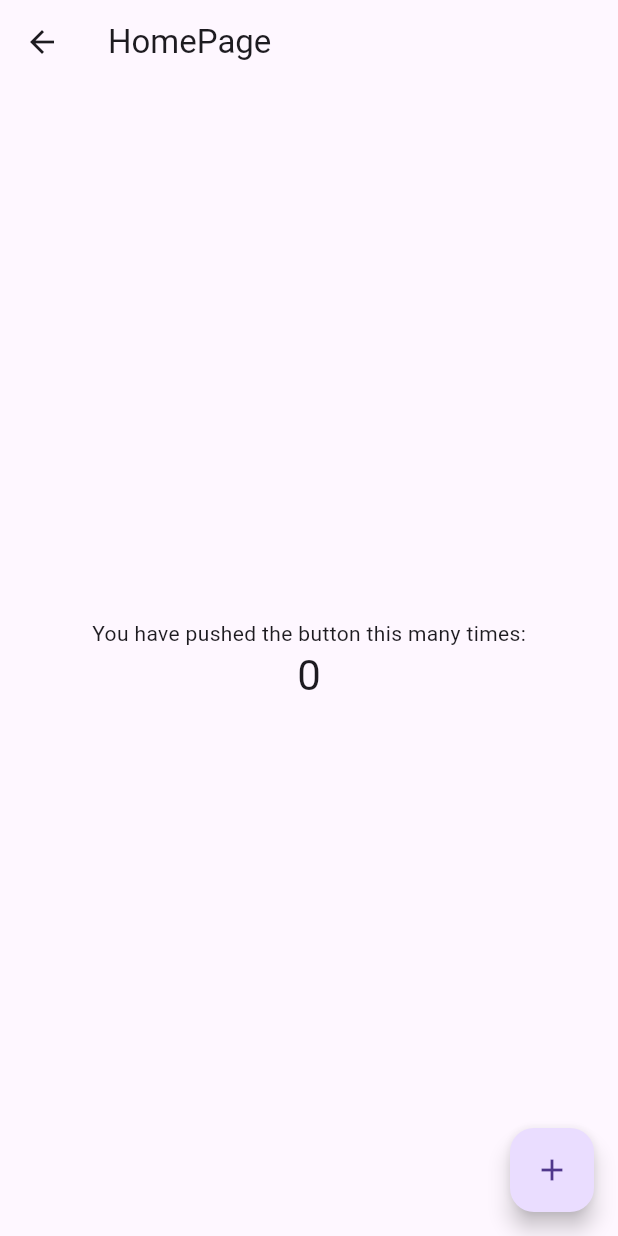
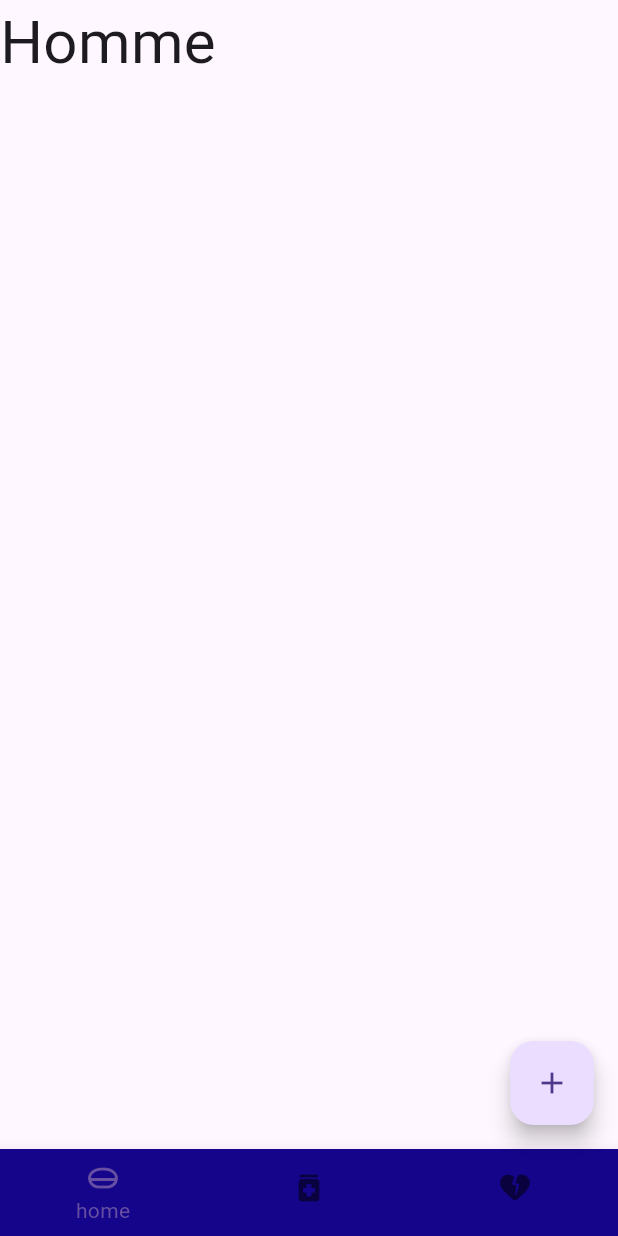
Before and after one commit to callmerishi1508/MedTech, a Flutter app: the MyHomePage screen opened directly, on a phone screen of 412 x 824 dp. Run offline on Flutter 3.47's test engine with Material 3 defaults, Android fonts, the phone set to English and light mode, and no system bars; our stand-ins replace firebase_auth, firebase_core; accounts and stored records are empty.

```diff
--- a/lib/checkuser.dart
+++ b/lib/checkuser.dart
@@ -2,6 +2,7 @@
 import 'package:firebase_auth/firebase_auth.dart';
 import 'package:firebase_project/login.dart';
 import 'package:firebase_project/main.dart';
+import 'package:firebase_project/screens/home.dart';
 import 'package:flutter/material.dart';
 import 'package:flutter/src/widgets/framework.dart';
 import 'package:flutter/src/widgets/placeholder.dart';
--- a/lib/login.dart
+++ b/lib/login.dart
@@ -3,6 +3,7 @@
 import 'package:firebase_auth/firebase_auth.dart';
 import 'package:firebase_project/forgotpassword.dart';
 import 'package:firebase_project/main.dart';
+import 'package:firebase_project/screens/home.dart';
 import 'package:firebase_project/signuppage.dart';
 import 'package:firebase_project/uihelper.dart';
 import 'package:flutter/material.dart';
--- a/lib/main.dart
+++ b/lib/main.dart
@@ -5,6 +5,7 @@ import 'package:firebase_core/firebase_core.dart';
 import 'package:firebase_project/checkUser.dart';
 // import 'package:firbase_project/login.dart';
 import 'package:firebase_project/login.dart';
+import 'package:firebase_project/screens/home.dart';
 import 'package:flutter/material.dart';
 
 void main() async {
@@ -34,99 +35,6 @@ class MyApp extends StatelessWidget {
           primarySwatch: Colors.blue,
         ),
         // home: CheckUser(),
-      home: LoginPage(),
-    );
+        home: LoginPage());
   }
 }
-
-class MyHomePage extends StatefulWidget {
-  const MyHomePage({super.key, required this.title});
-
-  // This widget is the home page of your application. It is stateful, meaning
-  // that it has a State object (defined below) that contains fields that affect
-  // how it looks.
-
-  // This class is the configuration for the state. It holds the values (in this
-  // case the title) provided by the parent (in this case the App widget) and
-  // used by the build method of the State. Fields in a Widget subclass are
-  // always marked "final".
-
-  final String title;
-
-  @override
-  State<MyHomePage> createState() => _MyHomePageState();
-}
-
-class _MyHomePageState extends State<MyHomePage> {
-  int _counter = 0;
-
-  void _incrementCounter() {
-    setState(() {
-      // This call to setState tells the Flutter framework that something has
-      // changed in this State, which causes it to rerun the build method below
-      // so that the display can reflect the updated values. If we changed
-      // _counter without calling setState(), then the build method would not be
-      // called again, and so nothing would appear to happen.
-      _counter++;
-    });
-  }
-
-  logOut() async {
-    await FirebaseAuth.instance.signOut().then((value) {
-      Navigator.pushReplacement(
-          context, MaterialPageRoute(builder: (context) => LoginPage()));
-    });
-  }
-
-  @override
-  Widget build(BuildContext context) {
-    // This method is rerun every time setState is called, for instance as done
-    // by the _incrementCounter method above.
-    //
-    // The Flutter framework has been optimized to make rerunning build methods
-    // fast, so that you can just rebuild anything that needs updating rather
-    // than having to individually change instances of widgets.
-    return Scaffold(
-      appBar: AppBar(
-        // Here we take the value from the MyHomePage object that was created by
-        // the App.build method, and use it to set our appbar title.
-        title: Text(widget.title),
-      ),
-      body: Center(
-        // Center is a layout widget. It takes a single child and positions it
-        // in the middle of the parent.
-        child: Column(
-          // Column is also a layout widget. It takes a list of children and
-          // arranges them vertically. By default, it sizes itself to fit its
-          // children horizontally, and tries to be as tall as its parent.
-          //
-          // Invoke "debug painting" (press "p" in the console, choose the
-          // "Toggle Debug Paint" action from the Flutter Inspector in Android
-          // Studio, or the "Toggle Debug Paint" command in Visual Studio Code)
-          // to see the wireframe for each widget.
-          //
-          // Column has various properties to control how it sizes itself and
-          // how it positions its children. Here we use mainAxisAlignment to
-          // center the children vertically; the main axis here is the vertical
-          // axis because Columns are vertical (the cross axis would be
-          // horizontal).
-          mainAxisAlignment: MainAxisAlignment.center,
-          children: <Widget>[
-            const Text(
-              'You have pushed the button this many times:',
-            ),
-            Text(
-              '$_counter',
-              style: Theme.of(context).textTheme.headlineMedium,
-            ),
-          ],
-        ),
-      ),
-      floatingActionButton: FloatingActionButton(
-        onPressed: logOut,
-        tooltip: 'Increment',
-        child: const Icon(Icons.add),
-      ), // This trailing comma makes auto-formatting nicer for build methods.
-    );
-  }
-}
--- /dev/null
+++ b/lib/screens/home.dart
@@ -0,0 +1,79 @@
+import 'package:firebase_auth/firebase_auth.dart';
+import 'package:firebase_project/login.dart';
+import 'package:firebase_project/screens/donate_recieve_screen.dart';
+import 'package:flutter/material.dart';
+
+class MyHomePage extends StatefulWidget {
+  const MyHomePage({super.key, required this.title});
+  final String title;
+
+  @override
+  State<MyHomePage> createState() => _MyHomePageState();
+}
+
+class _MyHomePageState extends State<MyHomePage> {
+  int _counter = 0;
+  int myIndex = 0;
+
+  List<Widget> widgetList = [
+    Text('Homme', style: TextStyle(fontSize: 40)),
+    Text('Medi', style: TextStyle(fontSize: 40)),
+    DonateRecieveScreen(),
+  ];
+
+  void _incrementCounter() {
+    setState(() {
+      _counter++;
+    });
+  }
+
+  logOut() async {
+    await FirebaseAuth.instance.signOut().then((value) {
+      Navigator.pushReplacement(
+          context, MaterialPageRoute(builder: (context) => LoginPage()));
+    });
+  }
+
+  @override
+  Widget build(BuildContext context) {
+    return Scaffold(
+      // appBar: AppBar(
+      //   title: Text(widget.title),
+      // ),
+      body: IndexedStack(
+        children: widgetList,
+        index: myIndex,
+      ),
+      floatingActionButton: FloatingActionButton(
+        onPressed: logOut,
+        tooltip: 'Increment',
+        child: const Icon(Icons.add),
+      ),
+      bottomNavigationBar: BottomNavigationBar(
+          // showSelectedLabels: false,
+          showUnselectedLabels: false,
+          backgroundColor: Color.fromARGB(255, 20, 5, 138),
+          type: BottomNavigationBarType.fixed,
+          onTap: (index) {
+            setState(() {
+              myIndex = index;
+            });
+          },
+          currentIndex: myIndex,
+          items: [
+            BottomNavigationBarItem(
+                icon: const Icon(Icons.home_mini_rounded),
+                label: 'home',
+                backgroundColor: Color.fromARGB(255, 219, 186, 84)),
+            BottomNavigationBarItem(
+                icon: Icon(Icons.medication),
+                label: 'Medi',
+                backgroundColor: Colors.blue),
+            BottomNavigationBarItem(
+                icon: Icon(Icons.heart_broken_rounded),
+                label: 'Donate',
+                backgroundColor: Colors.pink),
+          ]),
+    );
+  }
+}
--- a/lib/signuppage.dart
+++ b/lib/signuppage.dart
@@ -3,6 +3,7 @@
 import 'package:firebase_auth/firebase_auth.dart';
 import 'package:firebase_core/firebase_core.dart';
 import 'package:firebase_project/main.dart';
+import 'package:firebase_project/screens/home.dart';
 import 'package:firebase_project/uihelper.dart';
 //import 'package:firebase_auth/firebase_auth.dart';
 import 'package:flutter/material.dart';
```
Also changed, not shown: lib/screens/donate_recieve_screen.dart (added, +73 -0 lines), lib/screens/hospital_authorities.dart (added, +17 -0 lines), lib/screens/public_page.dart (added, +17 -0 lines). Lines whose indentation alone changed are shown as unchanged.
